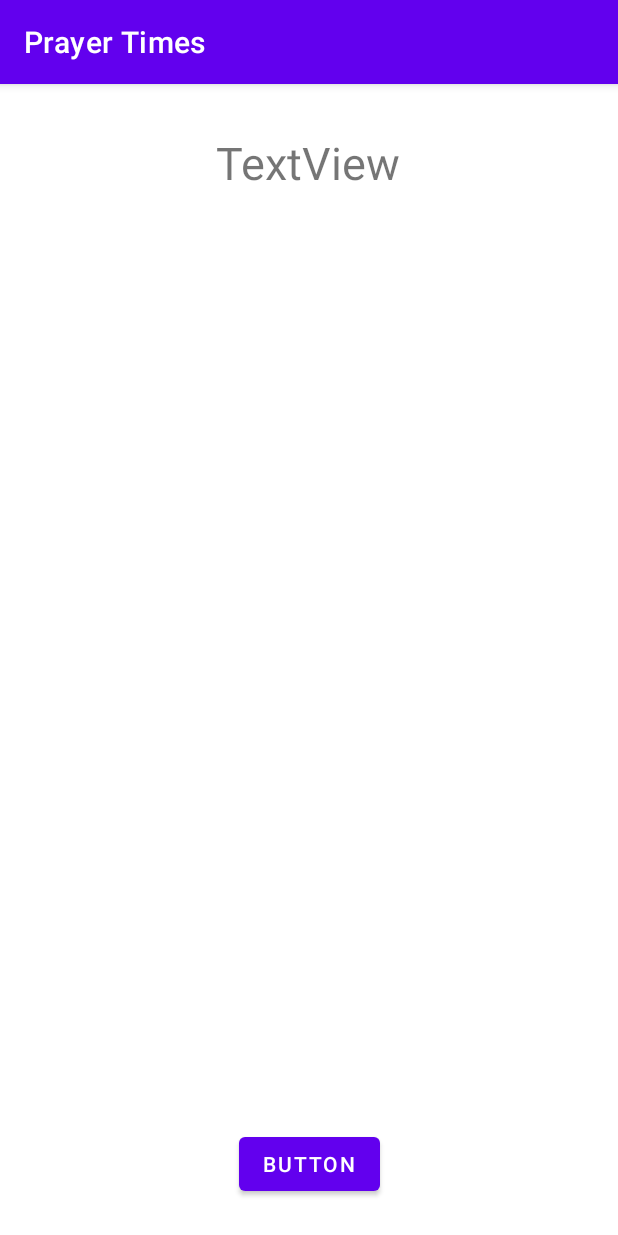
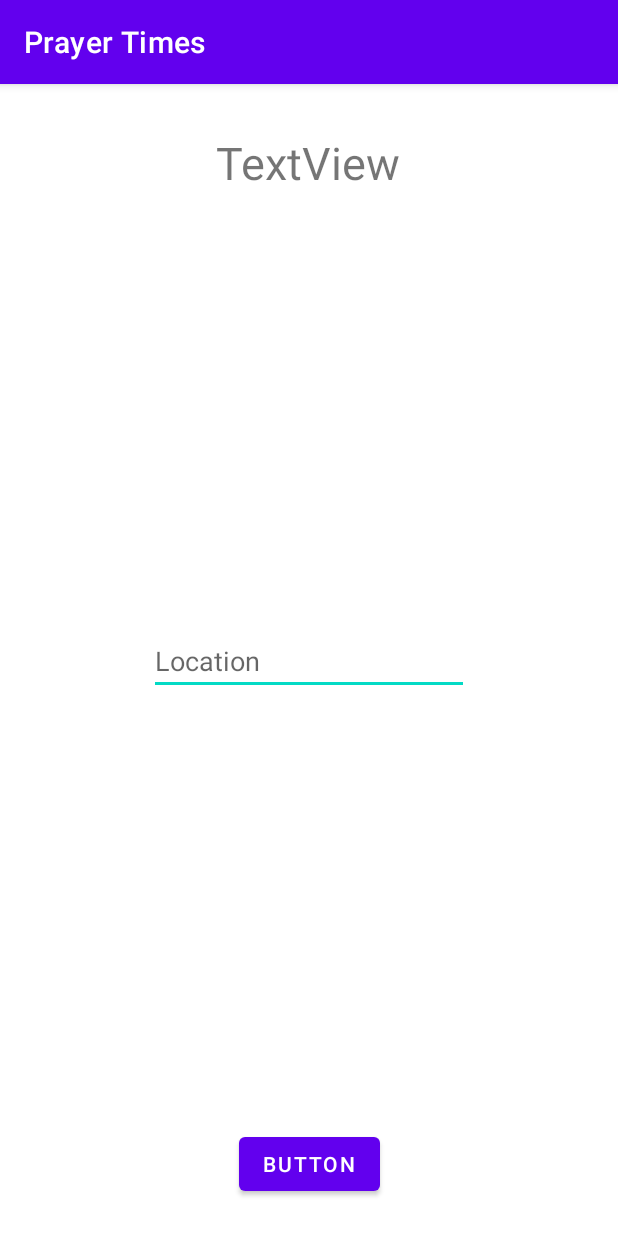
Before and after one commit to jasonmustafa/prayer-times-android, an Android app: the screen it shows after launch (MainActivity), on a phone screen of 412 x 824 dp. Run offline under Robolectric (Android 15) with nearby library versions, the phone set to English and light mode, and no system bars; our stand-ins replace Volley.

```diff
--- a/app/src/main/res/layout/activity_main.xml
+++ b/app/src/main/res/layout/activity_main.xml
@@ -27,4 +27,16 @@
         app:layout_constraintBottom_toBottomOf="parent"
         app:layout_constraintEnd_toEndOf="parent"
         app:layout_constraintStart_toStartOf="parent" />
+
+    <EditText
+        android:id="@+id/locationInput"
+        android:layout_width="wrap_content"
+        android:layout_height="wrap_content"
+        android:ems="10"
+        android:hint="Location"
+        android:inputType="textPersonName"
+        app:layout_constraintBottom_toTopOf="@+id/button"
+        app:layout_constraintEnd_toEndOf="parent"
+        app:layout_constraintStart_toStartOf="parent"
+        app:layout_constraintTop_toBottomOf="@+id/textView" />
 </androidx.constraintlayout.widget.ConstraintLayout>
```
Also changed, not shown: app/src/main/java/com/example/prayertimes/MainActivity.kt (+12 -7 lines).
